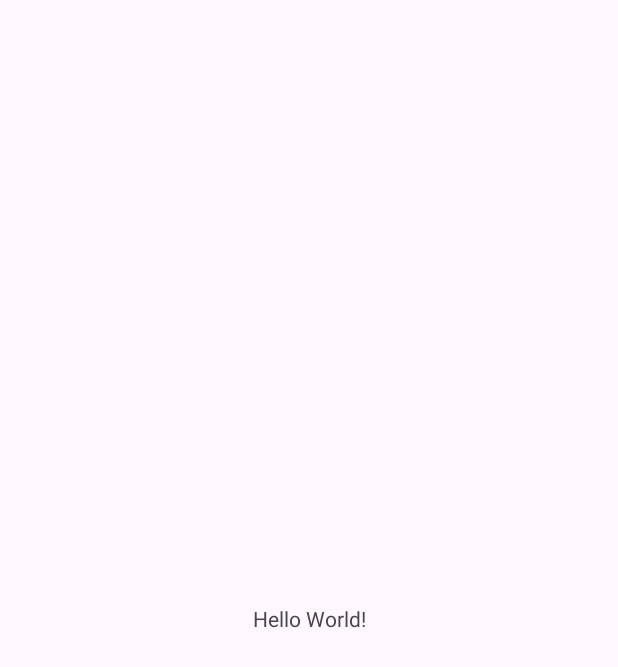
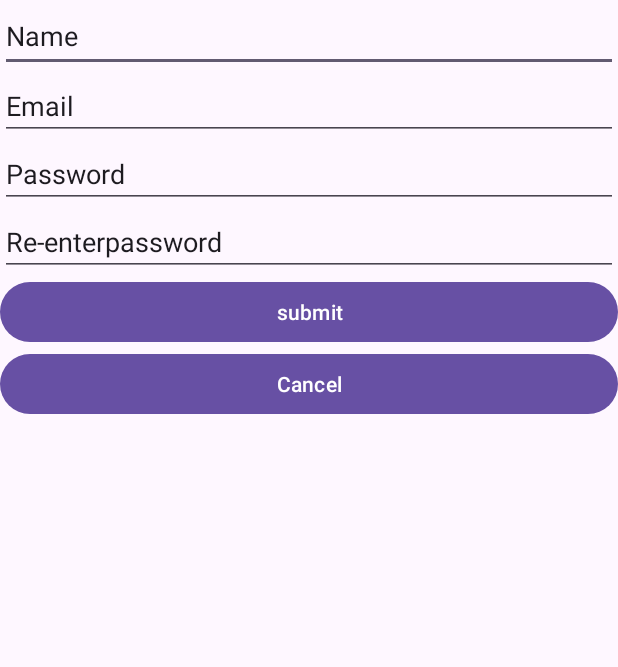
Before and after one commit to Aflal721/MADTutorial04, an Android app: the screen it shows after launch (MainActivity), on a phone screen of 412 x 824 dp. Before the commit the part shown is almost empty. Shown: the top 667 px of the screen. Run offline under Robolectric (Android 15) with nearby library versions, the phone set to English and light mode, and no system bars.

Commit message:
Design the login form

```diff
--- a/app/src/main/res/layout/activity_main.xml
+++ b/app/src/main/res/layout/activity_main.xml
@@ -1,19 +1,58 @@
 <?xml version="1.0" encoding="utf-8"?>
-<androidx.constraintlayout.widget.ConstraintLayout xmlns:android="http://schemas.android.com/apk/res/android"
+<LinearLayout xmlns:android="http://schemas.android.com/apk/res/android"
     xmlns:app="http://schemas.android.com/apk/res-auto"
     xmlns:tools="http://schemas.android.com/tools"
     android:id="@+id/main"
     android:layout_width="match_parent"
     android:layout_height="match_parent"
+    android:orientation="vertical"
     tools:context=".MainActivity">
 
-    <TextView
-        android:layout_width="wrap_content"
+    <EditText
+        android:id="@+id/editTextText4"
+        android:layout_width="match_parent"
+        android:layout_height="48dp"
+        android:ems="10"
+        android:inputType="text"
+        android:text="Name" />
+
+    <EditText
+        android:id="@+id/editTextTextEmailAddress3"
+        android:layout_width="match_parent"
         android:layout_height="wrap_content"
-        android:text="Hello World!"
-        app:layout_constraintBottom_toBottomOf="parent"
-        app:layout_constraintEnd_toEndOf="parent"
-        app:layout_constraintStart_toStartOf="parent"
-        app:layout_constraintTop_toTopOf="parent" />
+        android:ems="10"
+        android:inputType="textEmailAddress"
+        android:text="Email"
+        android:textColorLink="@color/black" />
 
-</androidx.constraintlayout.widget.ConstraintLayout>
+    <EditText
+        android:id="@+id/editTextTextEmailAddress5"
+        android:layout_width="match_parent"
+        android:layout_height="wrap_content"
+        android:ems="10"
+        android:inputType="textEmailAddress"
+        android:text="Password"
+        android:textColorLink="@color/black" />
+
+    <EditText
+        android:id="@+id/editTextTextEmailAddress6"
+        android:layout_width="match_parent"
+        android:layout_height="wrap_content"
+        android:ems="10"
+        android:inputType="textEmailAddress"
+        android:text="Re-enterpassword"
+        android:textColorLink="@color/black" />
+
+    <Button
+        android:id="@+id/button2"
+        android:layout_width="match_parent"
+        android:layout_height="wrap_content"
+        android:text="submit" />
+
+    <Button
+        android:id="@+id/button"
+        android:layout_width="match_parent"
+        android:layout_height="wrap_content"
+        android:text="Cancel" />
+
+</LinearLayout>
```
